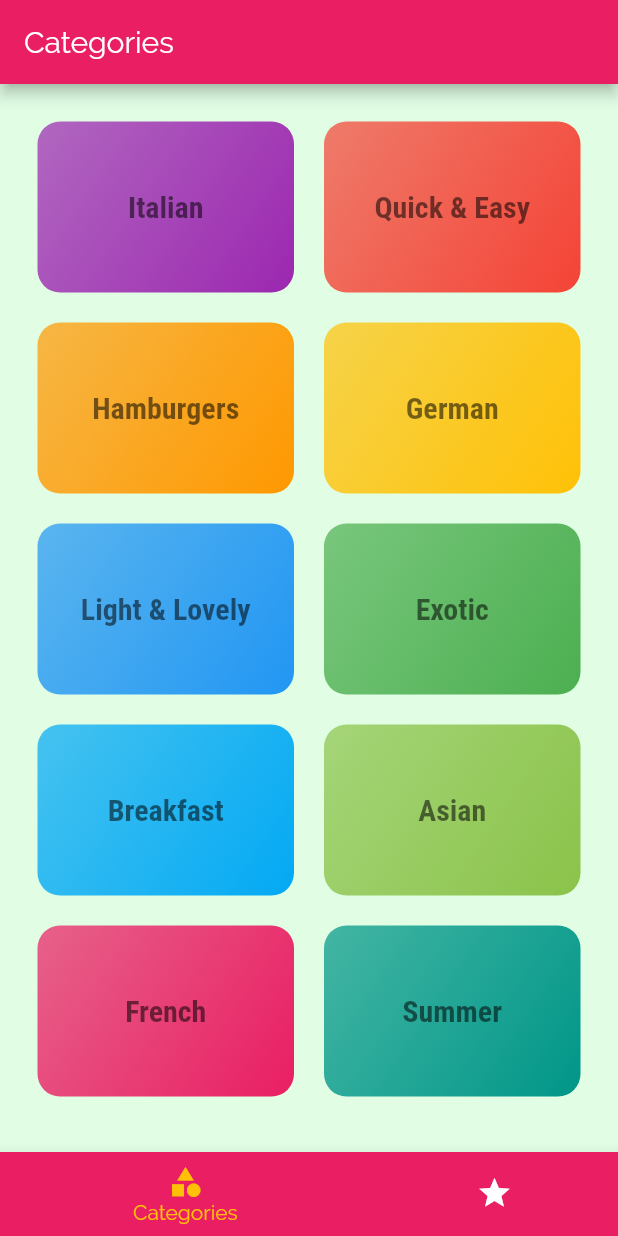
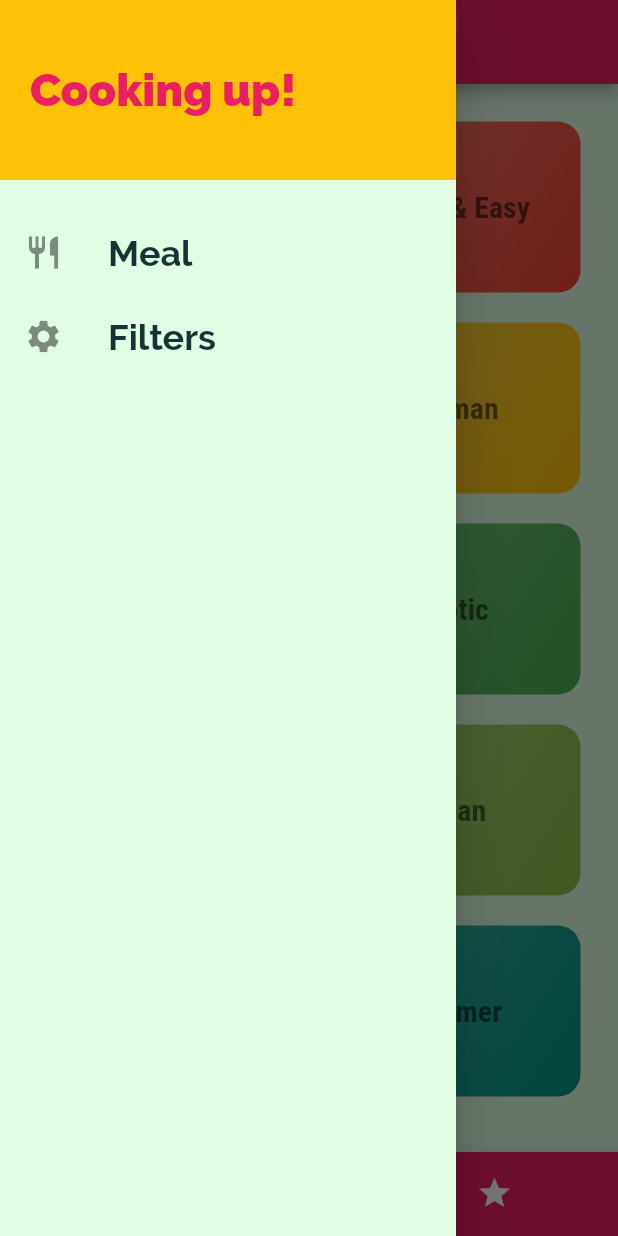
Before and after one commit to ashwanisng/Meal-App, a Flutter app: the screen it shows after launch, with the side drawer open (before the commit the screen has no drawer), on a phone screen of 412 x 824 dp. Run offline on Flutter 3.47's test engine with Material 2 defaults, Android fonts, the phone set to English and light mode, and no system bars.

Commit message:
drawer added

```diff
--- /dev/null
+++ b/lib/screen/main_drawer.dart
@@ -0,0 +1,45 @@
+import 'package:flutter/material.dart';
+
+class MainDrawer extends StatelessWidget {
+  Widget buildListTIle(String title, IconData icon) {
+    return ListTile(
+      leading: Icon(
+        icon,
+        size: 26,
+      ),
+      title: Text(
+        title,
+        style: TextStyle(fontSize: 24, fontWeight: FontWeight.w700),
+      ),
+      onTap: () {},
+    );
+  }
+
+  @override
+  Widget build(BuildContext context) {
+    return Drawer(
+      child: Column(
+        children: [
+          Container(
+            height: 120,
+            width: double.infinity,
+            padding: EdgeInsets.all(20),
+            alignment: Alignment.centerLeft,
+            color: Theme.of(context).accentColor,
+            child: Text(
+              "Cooking up!",
+              style: TextStyle(
+                fontWeight: FontWeight.w900,
+                fontSize: 30,
+                color: Theme.of(context).primaryColor,
+              ),
+            ),
+          ),
+          SizedBox(height: 20),
+          buildListTIle('Meal', Icons.restaurant),
+          buildListTIle('Filters', Icons.settings)
+        ],
+      ),
+    );
+  }
+}
--- a/lib/screen/tabs_screen.dart
+++ b/lib/screen/tabs_screen.dart
@@ -1,6 +1,7 @@
 import 'package:flutter/material.dart';
 import 'package:meal_app/screen/Favorite_screen.dart';
 import 'package:meal_app/screen/category_screen.dart';
+import 'package:meal_app/screen/main_drawer.dart';
 
 class TabsScreen extends StatefulWidget {
   @override
@@ -32,6 +33,7 @@ class _TabsScreenState extends State<TabsScreen> {
       appBar: AppBar(
         title: Text(_pages[selectedIndex]['title']),
       ),
+      drawer: MainDrawer(),
       body: _pages[selectedIndex]['page'],
       bottomNavigationBar: BottomNavigationBar(
         onTap: _selectedPage,
```
